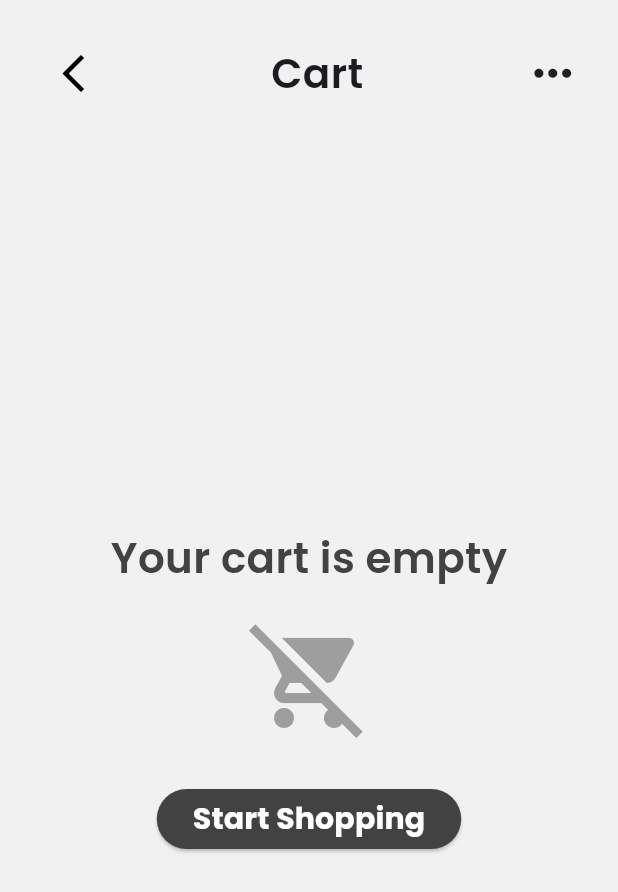
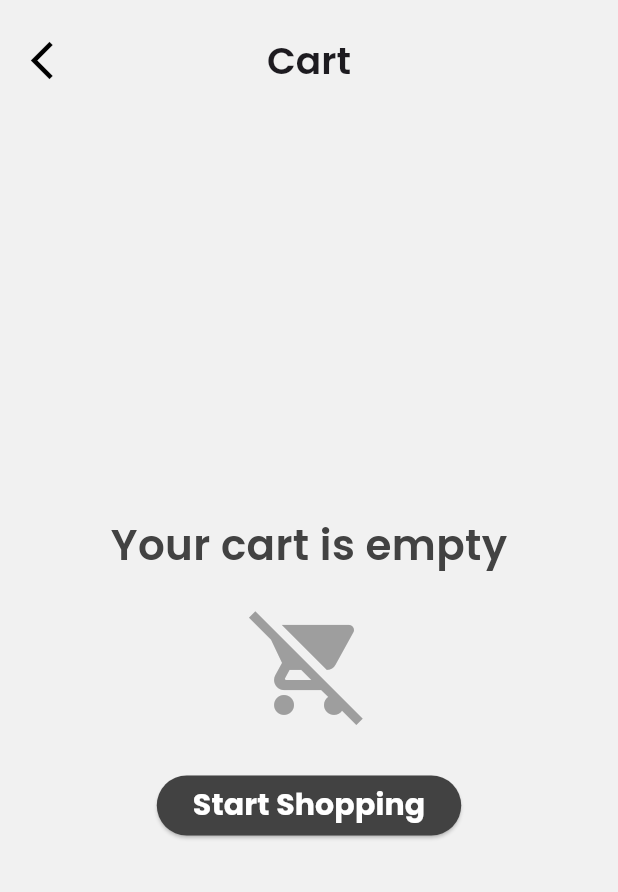
Before and after one commit to citruspunch/Obsessed-App, a Flutter app: the screen it shows after launch, item 4 of the bottom bar chosen, on a phone screen of 412 x 824 dp. Shown: the top 892 px of the screen. Run offline on Flutter 3.47's test engine with Material 3 defaults, Android fonts, the phone set to English and light mode, and no system bars; our stand-ins replace carousel_slider, feather_icons, flutter_dotenv, google_fonts, image_picker, rive and 2 more; accounts and stored records are empty; network calls fail.

Commit message:
refactor: Update padding and margin in Cart and Item widgets

```diff
--- a/lib/src/features/Cart/presentation/UI/screens/cart_screen.dart
+++ b/lib/src/features/Cart/presentation/UI/screens/cart_screen.dart
@@ -1,9 +1,8 @@
 import 'package:flutter/material.dart';
+import 'package:google_fonts/google_fonts.dart';
 import 'package:obsessed_app/src/features/cart/presentation/UI/widgets/cart_body.dart';
 import 'package:obsessed_app/src/features/cart/presentation/UI/widgets/cart_footer.dart';
-import 'package:obsessed_app/src/features/cart/presentation/UI/widgets/cart_header.dart';
 import 'package:obsessed_app/src/features/cart/domain/entities/cart_item.dart';
-import 'package:obsessed_app/src/features/cart/presentation/UI/widgets/cart_title.dart';
 import 'package:obsessed_app/src/features/cart/presentation/UI/widgets/no_products_widget.dart';
 import 'package:obsessed_app/src/features/cart/presentation/providers/cart_provider.dart';
 import 'package:obsessed_app/src/features/product_detail/presentation/UI/widgets/return_to_home_button.dart';
@@ -25,18 +24,14 @@ class CartScreen extends StatelessWidget {
     return Scaffold(
       backgroundColor: cart.items.isEmpty ? const Color(0xFFF1F1F1) : null,
       appBar: AppBar(
-        leading: const Padding(
-          padding: EdgeInsets.only(left: 18.0, top: 20.0, bottom: 20.0),
-          child: ReturnToHomeButton(),
-        ),
-        title: const Padding(
-          padding: EdgeInsets.only(left: 140, top: 20.0),
-          child: CartTitle(),
-        ),
-        bottom: const PreferredSize(
-          preferredSize: Size.fromHeight(42),
-          child: CartHeader(),
-        ),
+        toolbarHeight: 80,
+        backgroundColor: cart.items.isEmpty ? const Color(0xFFF1F1F1) : null,
+        centerTitle: true,
+        leading: const ReturnToHomeButton(),
+        title: Text('Cart', style: GoogleFonts.poppins(
+          fontSize: 25,
+          fontWeight: FontWeight.w600,
+        )),
         forceMaterialTransparency: true,
       ),
       body: Stack(
--- a/lib/src/features/Cart/presentation/UI/widgets/cart_header.dart
+++ /dev/null
@@ -1,23 +0,0 @@
-import 'package:flutter/material.dart';
-import 'package:obsessed_app/src/features/cart/presentation/UI/widgets/cart_title.dart';
-import 'package:obsessed_app/src/features/cart/presentation/UI/widgets/more_options_button.dart';
-import 'package:obsessed_app/src/features/product_detail/presentation/UI/widgets/return_to_home_button.dart';
-
-class CartHeader extends StatelessWidget {
-  const CartHeader({super.key});
-
-  @override
-  Widget build(BuildContext context) {
-    return const Padding(
-      padding: EdgeInsets.all(25.0),
-      child: Row(
-        mainAxisAlignment: MainAxisAlignment.spaceBetween,
-        children: [
-          ReturnToHomeButton(),
-          CartTitle(),
-          MoreOptionsButton(),
-        ],
-      ),
-    );
-  }
-}
--- a/lib/src/features/Cart/presentation/UI/widgets/cart_item_widget.dart
+++ b/lib/src/features/Cart/presentation/UI/widgets/cart_item_widget.dart
@@ -12,7 +12,7 @@ class CartItemWidget extends StatelessWidget {
   @override
   Widget build(BuildContext context) {
     return Container(
-      margin: const EdgeInsets.symmetric(vertical: 10, horizontal: 15),
+      margin: const EdgeInsets.symmetric(vertical: 5, horizontal: 10),
       decoration: BoxDecoration(
         color: Colors.white,
         borderRadius: BorderRadius.circular(10),
--- a/lib/src/features/Cart/presentation/UI/widgets/cart_title.dart
+++ /dev/null
@@ -1,17 +0,0 @@
-import 'package:flutter/material.dart';
-import 'package:google_fonts/google_fonts.dart';
-
-class CartTitle extends StatelessWidget {
-  const CartTitle({super.key});
-
-  @override
-  Widget build(BuildContext context) {
-    return Text(
-      'Cart',
-      style: GoogleFonts.poppins(
-        fontSize: 27,
-        fontWeight: FontWeight.w600,
-      ),
-    );
-  }
-}
--- a/lib/src/features/Cart/presentation/UI/widgets/item_details.dart
+++ b/lib/src/features/Cart/presentation/UI/widgets/item_details.dart
@@ -11,7 +11,7 @@ class ItemDetails extends StatelessWidget {
   @override
   Widget build(BuildContext context) {
     return Padding(
-      padding: const EdgeInsets.symmetric(vertical: 10, horizontal: 15),
+      padding: const EdgeInsets.symmetric(vertical: 10),
       child: Column(
         crossAxisAlignment: CrossAxisAlignment.start,
         mainAxisAlignment: MainAxisAlignment.spaceBetween,
```
Also changed, not shown: lib/src/features/Cart/presentation/UI/widgets/cart_footer.dart (+26 -16 lines).
